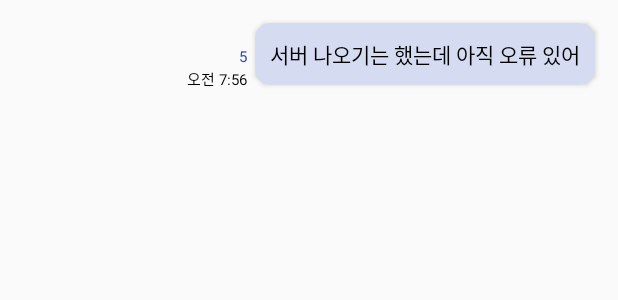
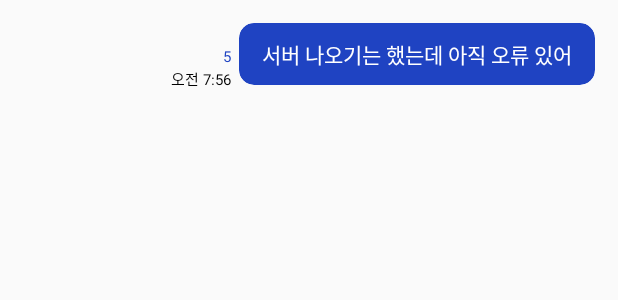
Before and after one commit to DSM-JAVA-PROJECT/Project-Flow_Android, an Android app: the layout chat_item_mine.xml on its own in the app's theme, with its tools: preview values and no code run, on a phone screen of 412 x 824 dp. Shown: the top 300 px of the screen. Run offline under Robolectric (Android 15) with nearby library versions, the phone set to English and light mode, and no system bars.

Commit message:
[FIX] Chat RV item ui

```diff
--- a/app/src/main/java/com/example/project_flow_android/ui/chat/fragment/ChatFragment.kt
+++ b/app/src/main/java/com/example/project_flow_android/ui/chat/fragment/ChatFragment.kt
@@ -6,9 +6,7 @@ import androidx.fragment.app.Fragment
 import android.view.LayoutInflater
 import android.view.View
 import android.view.ViewGroup
-import android.view.inputmethod.InputMethodManager
 import androidx.activity.result.contract.ActivityResultContracts
-import androidx.core.content.ContextCompat.getSystemService
 import com.bumptech.glide.Glide
 import com.example.project_flow_android.R
 import com.example.project_flow_android.network.StompClient
--- a/app/src/main/res/layout/chat_item_mine.xml
+++ b/app/src/main/res/layout/chat_item_mine.xml
@@ -11,7 +11,7 @@
         android:layout_width="wrap_content"
         android:layout_height="wrap_content"
         android:layout_margin="15dp"
-        android:backgroundTint="@color/color_chat_item_mine"
+        android:backgroundTint="@color/color_flow"
         app:cardCornerRadius="10dp"
         app:layout_constraintBottom_toBottomOf="parent"
         app:layout_constraintEnd_toEndOf="parent"
@@ -23,9 +23,11 @@
             android:layout_height="wrap_content"
             android:layout_gravity="center"
             android:layout_margin="10dp"
+            android:paddingStart="5dp"
+            android:paddingEnd="5dp"
             android:maxLength="20"
             android:text="서버 나오기는 했는데 아직 오류 있어서 고치는 중"
-            android:textColor="@color/black" />
+            android:textColor="@color/white" />
 
     </androidx.cardview.widget.CardView>
 
--- a/app/src/main/res/layout/chat_item_other.xml
+++ b/app/src/main/res/layout/chat_item_other.xml
@@ -33,6 +33,8 @@
         android:layout_marginStart="10dp"
         android:layout_marginTop="5dp"
         android:layout_marginBottom="10dp"
+        android:paddingStart="5dp"
+        android:paddingEnd="5dp"
         android:backgroundTint="@color/color_chat_item_other"
         app:cardCornerRadius="10dp"
         app:layout_constraintBottom_toBottomOf="parent"
```
